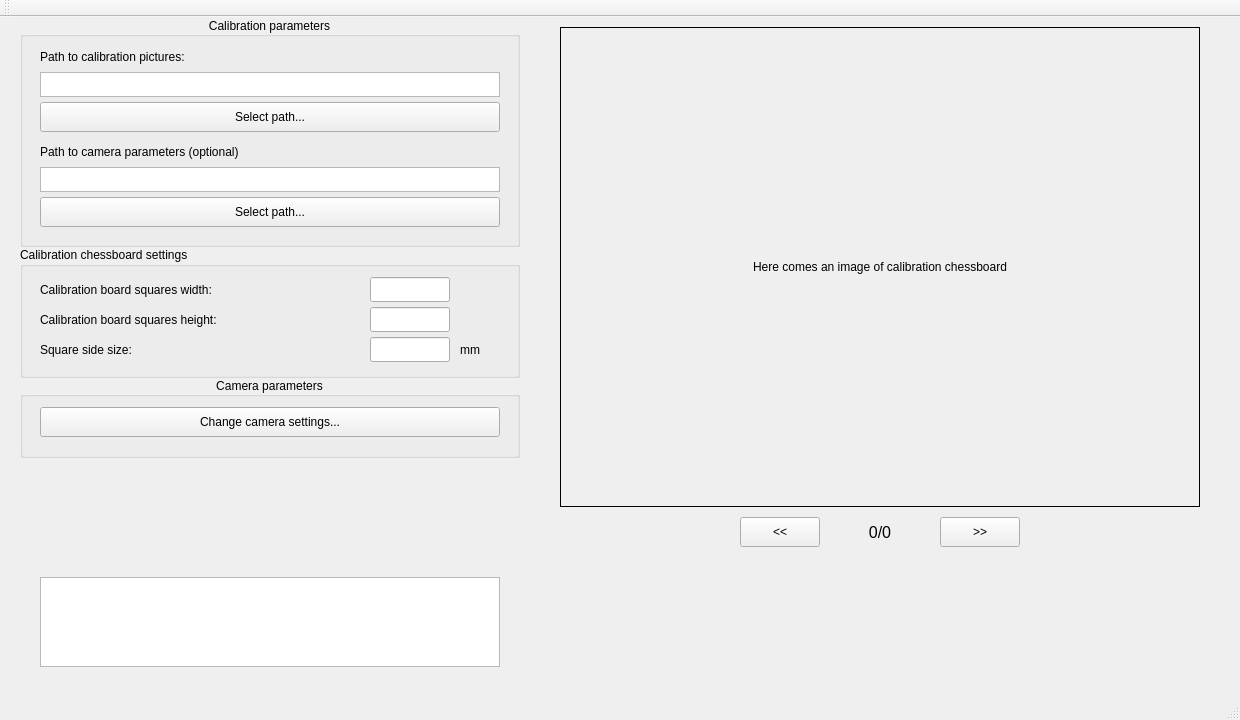
First picture: the form in gui-beta/calib-gui/calibgui.ui, repository Kuwashitamidayo/camera_calib, before the edit.
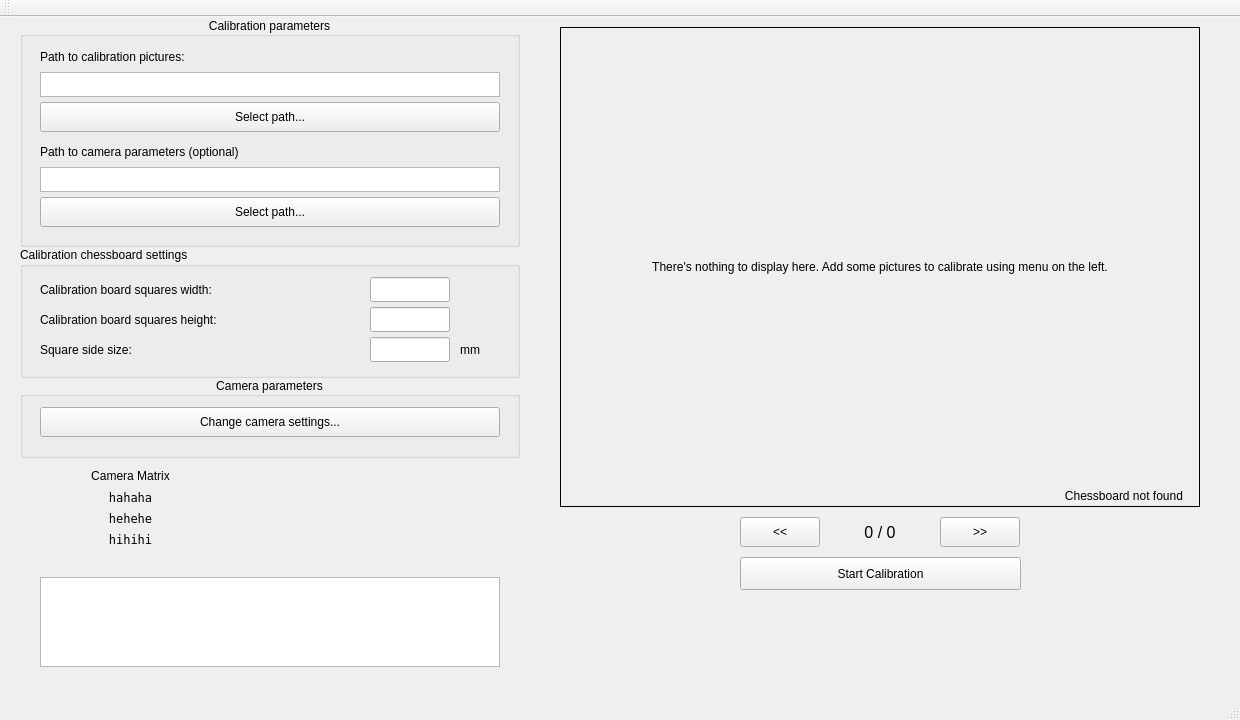
Second picture: the form after the edit.

Commit message: Added constrains for text input files (int/double values only). Prototype of loading images now works - it is possible to preview all images and see which image it is (counter works). OpenCV not yet implemented.

Patch:
```diff
--- a/gui-beta/calib-gui/calibgui.ui
+++ b/gui-beta/calib-gui/calibgui.ui
@@ -156,7 +156,7 @@
      <enum>QFrame::Box</enum>
     </property>
     <property name="text">
-     <string>Here comes an image of calibration chessboard</string>
+     <string>There's nothing to display here. Add some pictures to calibrate using menu on the left.</string>
     </property>
     <property name="alignment">
      <set>Qt::AlignCenter</set>
@@ -177,7 +177,7 @@
      </font>
     </property>
     <property name="text">
-     <string>0/0</string>
+     <string>0 / 0</string>
     </property>
     <property name="alignment">
      <set>Qt::AlignCenter</set>
@@ -338,6 +338,102 @@
      </property>
     </widget>
    </widget>
+   <widget class="QWidget" name="verticalLayoutWidget">
+    <property name="geometry">
+     <rect>
+      <x>40</x>
+      <y>440</y>
+      <width>181</width>
+      <height>101</height>
+     </rect>
+    </property>
+    <layout class="QVBoxLayout" name="verticalLayoutCamMatrix">
+     <item>
+      <widget class="QLabel" name="labelCameraMatrix">
+       <property name="text">
+        <string>Camera Matrix</string>
+       </property>
+       <property name="alignment">
+        <set>Qt::AlignCenter</set>
+       </property>
+      </widget>
+     </item>
+     <item>
+      <widget class="QLabel" name="labelCamRow1">
+       <property name="font">
+        <font>
+         <family>Bitstream Vera Sans Mono</family>
+        </font>
+       </property>
+       <property name="text">
+        <string>hahaha</string>
+       </property>
+       <property name="alignment">
+        <set>Qt::AlignCenter</set>
+       </property>
+      </widget>
+     </item>
+     <item>
+      <widget class="QLabel" name="labelCamRow2">
+       <property name="font">
+        <font>
+         <family>Bitstream Vera Sans Mono</family>
+        </font>
+       </property>
+       <property name="text">
+        <string>hehehe</string>
+       </property>
+       <property name="alignment">
+        <set>Qt::AlignCenter</set>
+       </property>
+      </widget>
+     </item>
+     <item>
+      <widget class="QLabel" name="labelCamRow3">
+       <property name="font">
+        <font>
+         <family>Bitstream Vera Sans Mono</family>
+        </font>
+       </property>
+       <property name="text">
+        <string>hihihi</string>
+       </property>
+       <property name="alignment">
+        <set>Qt::AlignCenter</set>
+       </property>
+      </widget>
+     </item>
+    </layout>
+   </widget>
+   <widget class="QLabel" name="labelIsChessFound">
+    <property name="geometry">
+     <rect>
+      <x>1049</x>
+      <y>469</y>
+      <width>150</width>
+      <height>20</height>
+     </rect>
+    </property>
+    <property name="text">
+     <string>Chessboard not found</string>
+    </property>
+    <property name="alignment">
+     <set>Qt::AlignCenter</set>
+    </property>
+   </widget>
+   <widget class="QPushButton" name="pushButton">
+    <property name="geometry">
+     <rect>
+      <x>740</x>
+      <y>540</y>
+      <width>281</width>
+      <height>33</height>
+     </rect>
+    </property>
+    <property name="text">
+     <string>Start Calibration</string>
+    </property>
+   </widget>
   </widget>
   <widget class="QMenuBar" name="menuBar">
    <property name="geometry">
```
Left out of the diff: 4 changed lines with no effect on the pictures. The commit also changes 7 other files.
